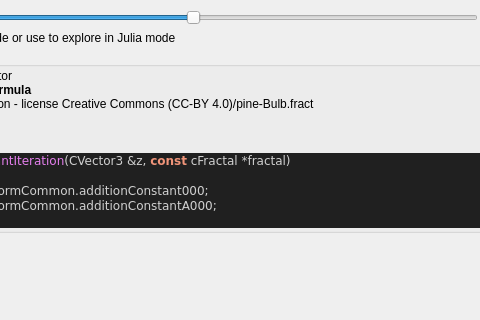
First picture: the form in mandelbulber2/formula/ui/fractal_transf_add_constant.ui, repository buddhi1980/mandelbulber2, before the edit; both pictures show x 139 to 619 and y 166 to 486 of the 709 by 690 pixel window.
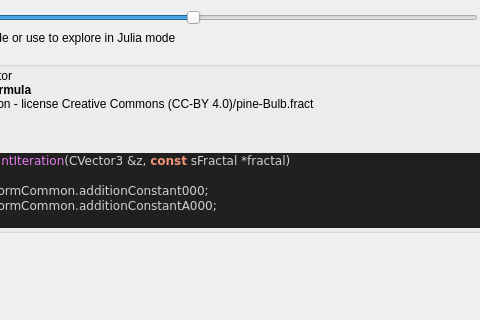
Second picture: the form after the edit. Custom widgets are drawn as their Qt base class.

The edit to the form file:
```diff
--- a/mandelbulber2/formula/ui/fractal_transf_add_constant.ui
+++ b/mandelbulber2/formula/ui/fractal_transf_add_constant.ui
@@ -356,7 +356,7 @@
 &lt;/table&gt;
 &lt;br&gt;&lt;b&gt;Examples using this formula&lt;/b&gt;&lt;br&gt;Robert Pancoast collection - license Creative Commons (CC-BY 4.0)/pine-Bulb.fract&lt;h3&gt;Code&lt;/h3&gt;
 &lt;body style=&quot;background-color:#202020&quot;&gt;
-&lt;pre style=&quot;color:#d0d0d0; background-color:#202020;  font-family:'Courier New',monospace;&quot;&gt;&lt;span style=&quot;color:#f09479; font-weight:bold&quot;&gt;void&lt;/span&gt; &lt;span style=&quot;color:#e47eed&quot;&gt;TransfAddConstantIteration&lt;/span&gt;&lt;span style=&quot;color:#d0d0d0&quot;&gt;(&lt;/span&gt;CVector3 &lt;span style=&quot;color:#d0d0d0&quot;&gt;&amp;amp;&lt;/span&gt;z&lt;span style=&quot;color:#d0d0d0&quot;&gt;,&lt;/span&gt; &lt;span style=&quot;color:#f09479; font-weight:bold&quot;&gt;const&lt;/span&gt; cFractal &lt;span style=&quot;color:#d0d0d0&quot;&gt;*&lt;/span&gt;fractal&lt;span style=&quot;color:#d0d0d0&quot;&gt;)&lt;/span&gt;
+&lt;pre style=&quot;color:#d0d0d0; background-color:#202020;  font-family:'Courier New',monospace;&quot;&gt;&lt;span style=&quot;color:#f09479; font-weight:bold&quot;&gt;void&lt;/span&gt; &lt;span style=&quot;color:#e47eed&quot;&gt;TransfAddConstantIteration&lt;/span&gt;&lt;span style=&quot;color:#d0d0d0&quot;&gt;(&lt;/span&gt;CVector3 &lt;span style=&quot;color:#d0d0d0&quot;&gt;&amp;amp;&lt;/span&gt;z&lt;span style=&quot;color:#d0d0d0&quot;&gt;,&lt;/span&gt; &lt;span style=&quot;color:#f09479; font-weight:bold&quot;&gt;const&lt;/span&gt; sFractal &lt;span style=&quot;color:#d0d0d0&quot;&gt;*&lt;/span&gt;fractal&lt;span style=&quot;color:#d0d0d0&quot;&gt;)&lt;/span&gt;
 &lt;span style=&quot;color:#d0d0d0&quot;&gt;{&lt;/span&gt;
   z &lt;span style=&quot;color:#d0d0d0&quot;&gt;+=&lt;/span&gt; fractal&lt;span style=&quot;color:#d0d0d0&quot;&gt;-&amp;gt;&lt;/span&gt;transformCommon&lt;span style=&quot;color:#d0d0d0&quot;&gt;.&lt;/span&gt;additionConstant000&lt;span style=&quot;color:#d0d0d0&quot;&gt;;&lt;/span&gt;
   z &lt;span style=&quot;color:#d0d0d0&quot;&gt;+=&lt;/span&gt; fractal&lt;span style=&quot;color:#d0d0d0&quot;&gt;-&amp;gt;&lt;/span&gt;transformCommon&lt;span style=&quot;color:#d0d0d0&quot;&gt;.&lt;/span&gt;additionConstantA000&lt;span style=&quot;color:#d0d0d0&quot;&gt;;&lt;/span&gt;
```
